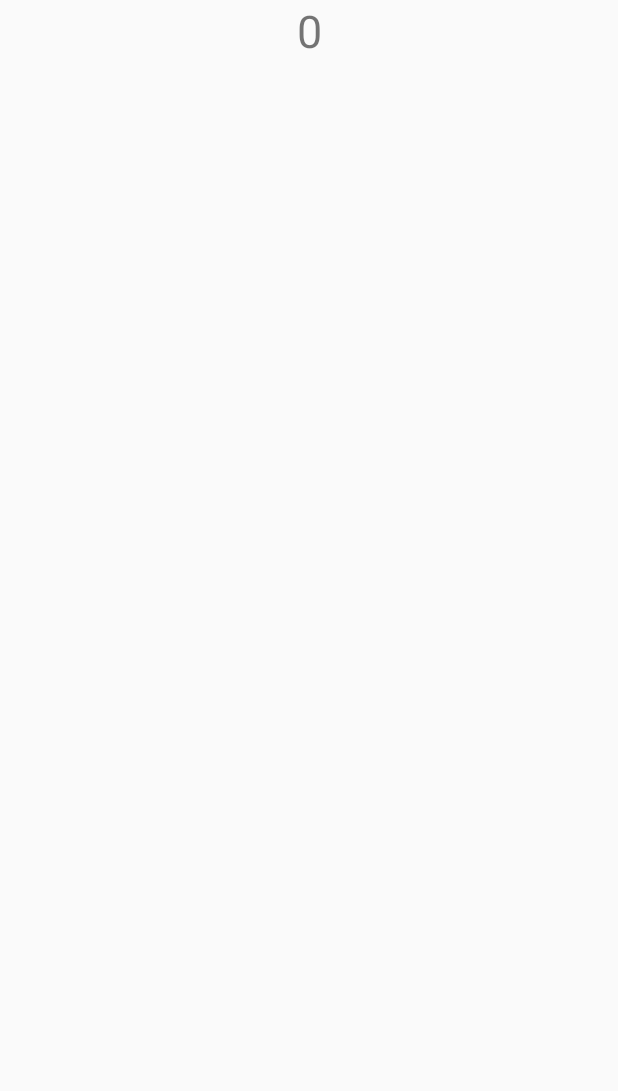
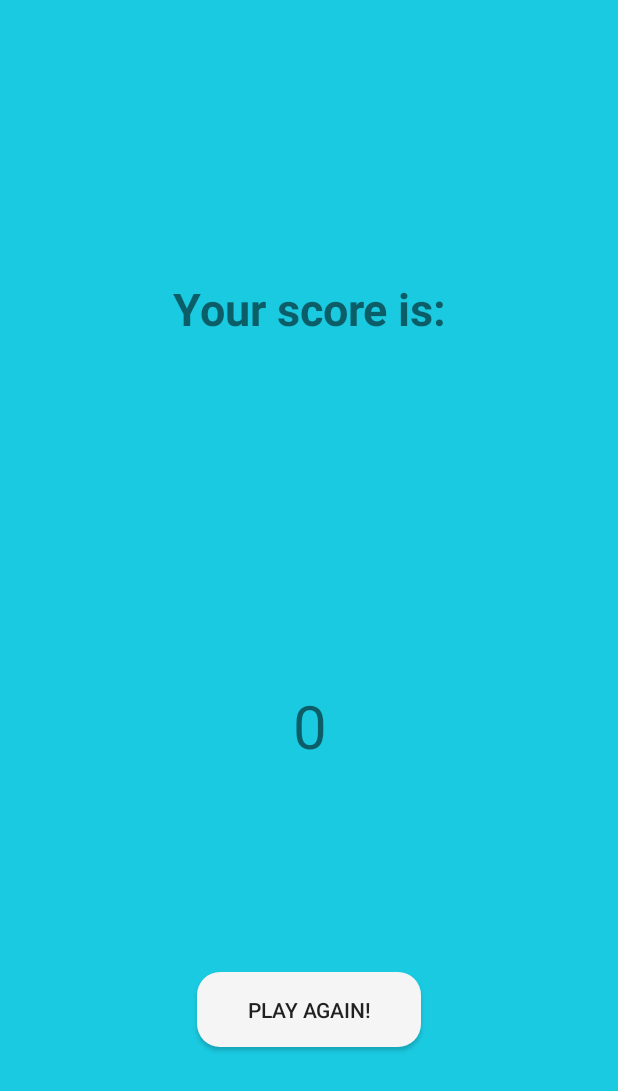
Before and after one commit to Prydain/QuizPrototype, an Android app: the ResultsScreen screen opened directly, with no data from a screen before it, on a phone screen of 412 x 824 dp. Before the commit the part shown is almost empty. Shown: the top 1091 px of the screen. Run offline under Robolectric (Android 15) with nearby library versions, the phone set to English and light mode, and no system bars.

```diff
--- a/app/src/main/AndroidManifest.xml
+++ b/app/src/main/AndroidManifest.xml
@@ -21,6 +21,10 @@
                 <category android:name="android.intent.category.LAUNCHER" />
             </intent-filter>
         </activity>
+
+        <meta-data
+            android:name="preloaded_fonts"
+            android:resource="@array/preloaded_fonts" />
     </application>
 
 </manifest>
--- a/app/src/main/java/com/example/quizprototype/MainActivity.java
+++ b/app/src/main/java/com/example/quizprototype/MainActivity.java
@@ -89,11 +89,8 @@ public class MainActivity extends AppCompatActivity {
         scoreCategory = "general";
     }
 
-
     public void getAPIData(View view) {
         findViewById(R.id.startButton);
-
-
 
         Intent intent = new Intent(this, QuestionsScreen.class);
         intent.putExtra("category", category);
--- a/app/src/main/java/com/example/quizprototype/ResultsScreen.java
+++ b/app/src/main/java/com/example/quizprototype/ResultsScreen.java
@@ -4,6 +4,7 @@ import android.content.Context;
 import android.content.Intent;
 import android.content.SharedPreferences;
 import android.os.Bundle;
+import android.view.View;
 import android.widget.TextView;
 
 import androidx.appcompat.app.AppCompatActivity;
@@ -36,4 +37,11 @@ public class ResultsScreen extends AppCompatActivity {
             editor.apply();
         }
     }
+    public void returnMainMenu(View view) {
+        findViewById(R.id.mainMenuButton);
+
+        Intent intent = new Intent(this, MainActivity.class);
+        intent.addFlags(Intent.FLAG_ACTIVITY_CLEAR_TOP);
+        startActivity(intent);
+    }
 }
--- /dev/null
+++ b/app/src/main/res/font/akrobat.xml
@@ -0,0 +1,4 @@
+<?xml version="1.0" encoding="utf-8"?>
+<font-family xmlns:android="http://schemas.android.com/apk/res/android">
+
+</font-family>
--- /dev/null
+++ b/app/src/main/res/font/libre_baskerville.xml
@@ -0,0 +1,4 @@
+<?xml version="1.0" encoding="utf-8"?>
+<font-family xmlns:android="http://schemas.android.com/apk/res/android">
+
+</font-family>
--- a/app/src/main/res/layout/results.xml
+++ b/app/src/main/res/layout/results.xml
@@ -1,14 +1,60 @@
 <?xml version="1.0" encoding="utf-8"?>
-<LinearLayout xmlns:android="http://schemas.android.com/apk/res/android"
+<androidx.constraintlayout.widget.ConstraintLayout xmlns:android="http://schemas.android.com/apk/res/android"
+    xmlns:app="http://schemas.android.com/apk/res-auto"
+    xmlns:tools="http://schemas.android.com/tools"
+    android:id="@+id/linearLayout"
     android:layout_width="match_parent"
-    android:layout_height="match_parent">
+    android:layout_height="match_parent"
+    android:background="#1ACAE1"
+    android:baselineAligned="false">
 
     <TextView
         android:id="@+id/textView2"
-        android:layout_width="wrap_content"
-        android:layout_height="wrap_content"
-        android:layout_weight="1"
-        android:text="TextView"
-        android:gravity="center_horizontal"
-        android:textSize="30sp"/>
-</LinearLayout>
+        android:layout_width="157dp"
+        android:layout_height="78dp"
+        android:layout_marginStart="128dp"
+        android:layout_marginLeft="128dp"
+        android:layout_marginEnd="127dp"
+        android:layout_marginRight="127dp"
+        android:layout_marginBottom="125dp"
+        android:gravity="center_horizontal|center_vertical"
+        android:textSize="40sp"
+        app:layout_constraintBottom_toTopOf="@+id/mainMenuButton"
+        app:layout_constraintEnd_toEndOf="parent"
+        app:layout_constraintStart_toStartOf="parent" />
+
+    <Button
+        android:id="@+id/mainMenuButton"
+        android:layout_width="149dp"
+        android:layout_height="50dp"
+        android:layout_marginStart="154dp"
+        android:layout_marginLeft="154dp"
+        android:layout_marginEnd="154dp"
+        android:layout_marginRight="154dp"
+        android:layout_marginBottom="126dp"
+        android:background="@drawable/btn_rounded"
+        android:onClick="returnMainMenu"
+        android:text="Play Again!"
+        app:layout_constraintBottom_toBottomOf="parent"
+        app:layout_constraintEnd_toEndOf="parent"
+        app:layout_constraintStart_toStartOf="parent" />
+
+    <TextView
+        android:id="@+id/message"
+        android:layout_width="205dp"
+        android:layout_height="64dp"
+        android:layout_marginStart="163dp"
+        android:layout_marginLeft="163dp"
+        android:layout_marginTop="92dp"
+        android:layout_marginEnd="163dp"
+        android:layout_marginRight="163dp"
+        android:layout_marginBottom="125dp"
+        android:gravity="center_horizontal|center_vertical"
+        android:text="Your score is:"
+        android:textSize="30sp"
+        android:textStyle="bold"
+        app:layout_constraintBottom_toTopOf="@+id/textView2"
+        app:layout_constraintEnd_toEndOf="parent"
+        app:layout_constraintStart_toStartOf="parent"
+        app:layout_constraintTop_toTopOf="parent" />
+</androidx.constraintlayout.widget.ConstraintLayout>
--- a/app/src/main/res/layout/start.xml
+++ b/app/src/main/res/layout/start.xml
@@ -93,6 +93,7 @@
         android:layout_marginRight="8dp"
         android:gravity="center_horizontal"
         android:text="TextView"
+        app:fontFamily="@font/akrobat_regular"
         app:layout_constraintEnd_toEndOf="parent"
         app:layout_constraintHorizontal_bias="0.481"
         app:layout_constraintStart_toStartOf="parent"
```
Also changed, not shown: app/src/main/res/font/akrobat_regular.otf (added).
